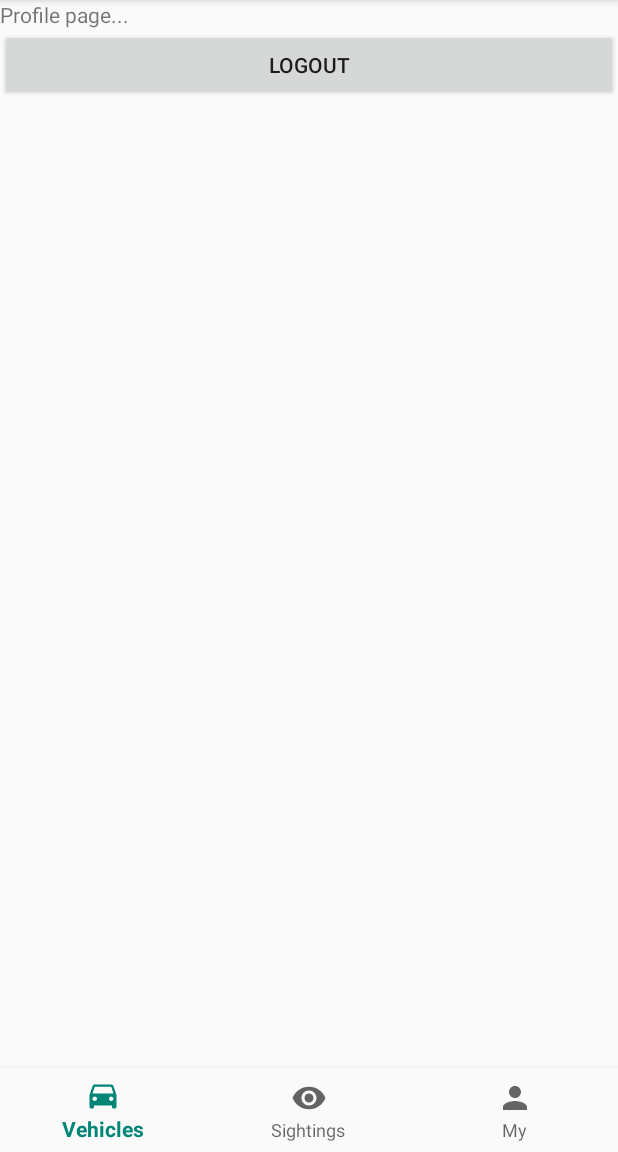
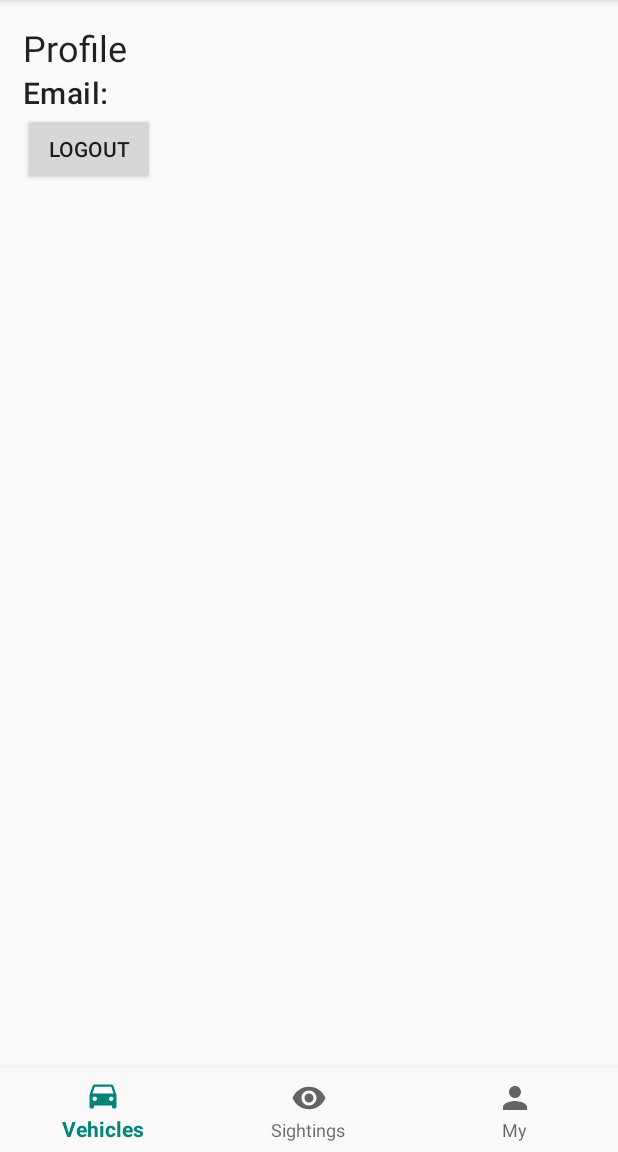
Before and after one commit to roystijsiger/missing-cars-app, an Android app: the fragment ProfileFragment placed in its activity, on a phone screen of 412 x 824 dp, the part 84-1236 px from its top. Run offline under Robolectric (Android 15) with nearby library versions, the phone set to English and light mode, and no system bars; our stand-ins replace Room's generated code; network calls fail.

Commit message:
Auto detect login state

```diff
--- a/app/src/main/java/com/wherismyvehicle/whereismyvehicle/Views/MainActivity.java
+++ b/app/src/main/java/com/wherismyvehicle/whereismyvehicle/Views/MainActivity.java
@@ -41,8 +41,13 @@ public class MainActivity extends AppCompatActivity {
             public boolean onNavigationItemSelected(@NonNull MenuItem item) {
             switch(item.getItemId()){
                 case R.id.nav_profile:
-                    // TODO: Check auth first
-                    replaceFragment(loginFragment);
+                    if(AuthenticationSingleton.getInstance().isAuthenticated()) {
+                        replaceFragment(profileFragment);
+                    }
+                    else {
+                        replaceFragment(loginFragment);
+                    }
+
                     break;
                 case R.id.nav_sightings:
                     replaceFragment(sightingsFragment);
--- a/app/src/main/res/layout/fragment_profile.xml
+++ b/app/src/main/res/layout/fragment_profile.xml
@@ -1,17 +1,28 @@
 <?xml version="1.0" encoding="utf-8"?>
 <RelativeLayout
     xmlns:android="http://schemas.android.com/apk/res/android" android:layout_width="match_parent"
-    android:layout_height="match_parent">
+    android:layout_height="match_parent"
+    android:layout_margin="15dp">
     <TextView
         android:id="@+id/txt_profile_title"
         android:layout_width="match_parent"
         android:layout_height="wrap_content"
-        android:text="Profile page..."/>
+        android:text="Profile"
+        style="@style/TextAppearance.MaterialComponents.Headline5"/>
+
+    <TextView
+        android:id="@+id/txt_email_label"
+        android:layout_width="wrap_content"
+        android:layout_height="wrap_content"
+        android:layout_below="@id/txt_profile_title"
+        android:text="Email: "
+        style="@style/TextAppearance.MaterialComponents.Headline6"/>
+
 
     <Button
         android:id="@+id/btn_logout"
-        android:layout_width="match_parent"
+        android:layout_width="wrap_content"
         android:layout_height="wrap_content"
         android:text="Logout"
-        android:layout_below="@+id/txt_profile_title"/>
+        android:layout_below="@+id/txt_email_label"/>
 </RelativeLayout>
```
